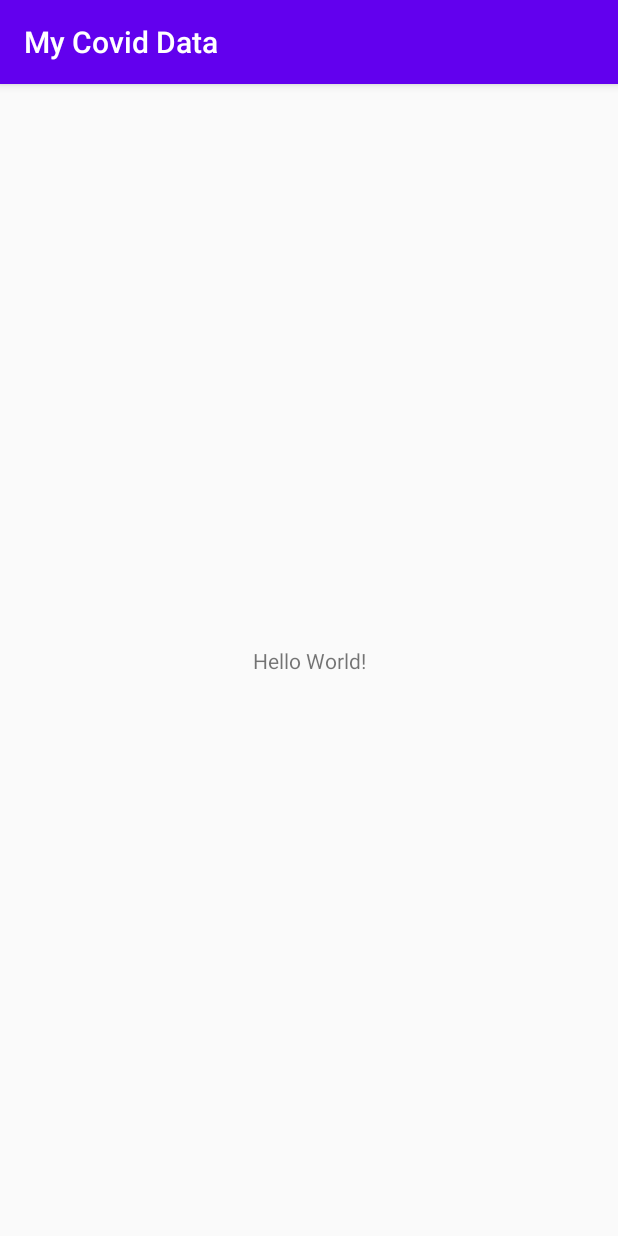
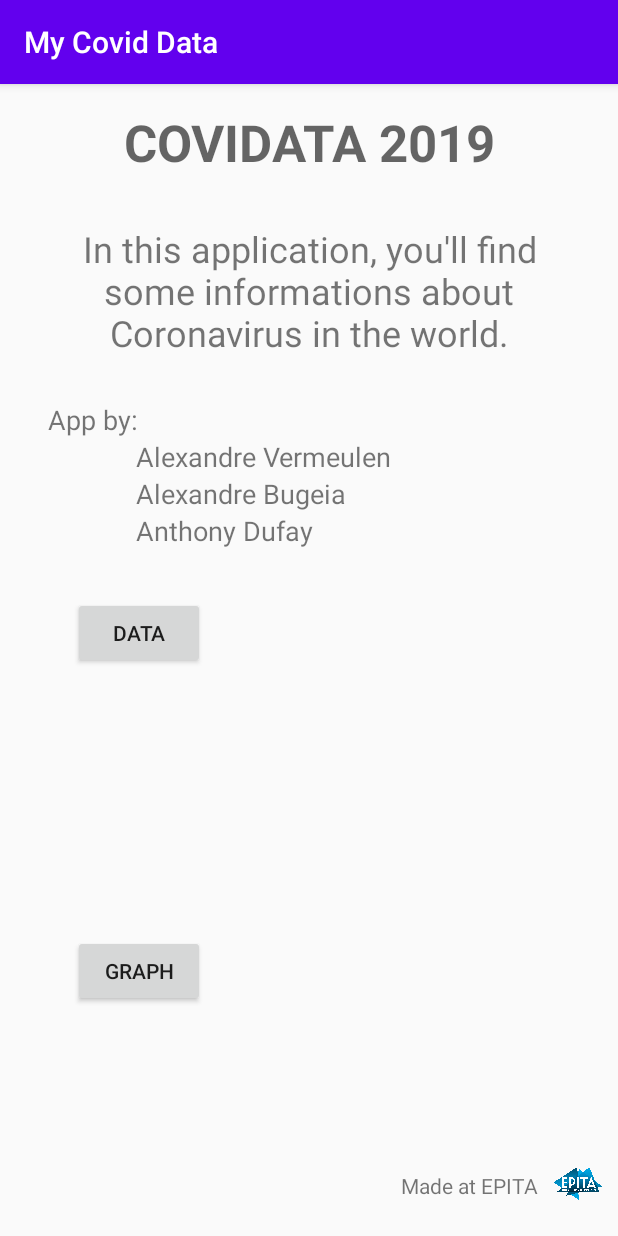
Before and after one commit to BugeBuge/ing1_p22_covidata2019, an Android app: the screen it shows after launch (MainActivity), on a phone screen of 412 x 824 dp. Run offline under Robolectric (Android 15) with nearby library versions, the phone set to English and light mode, and no system bars.

Commit message:
Menu page

```diff
--- a/MyCovidData/app/src/main/res/layout/activity_main.xml
+++ b/MyCovidData/app/src/main/res/layout/activity_main.xml
@@ -7,12 +7,126 @@
     tools:context=".MainActivity">
 
     <TextView
+        android:id="@+id/textView3"
         android:layout_width="wrap_content"
         android:layout_height="wrap_content"
-        android:text="Hello World!"
-        app:layout_constraintBottom_toBottomOf="parent"
+        android:layout_marginTop="16dp"
+        android:text="@string/covidata_2019"
+        android:textAppearance="@style/TextAppearance.AppCompat.Display1"
+        android:textStyle="bold"
         app:layout_constraintLeft_toLeftOf="parent"
         app:layout_constraintRight_toRightOf="parent"
         app:layout_constraintTop_toTopOf="parent" />
 
+    <TextView
+        android:id="@+id/Title"
+        android:layout_width="362dp"
+        android:layout_height="94dp"
+        android:layout_marginStart="32dp"
+        android:layout_marginTop="32dp"
+        android:layout_marginEnd="32dp"
+        android:text="In this application, you'll find some informations about Coronavirus in the world."
+        android:textAlignment="center"
+        android:textSize="24sp"
+        app:layout_constraintEnd_toEndOf="parent"
+        app:layout_constraintStart_toStartOf="parent"
+        app:layout_constraintTop_toBottomOf="@+id/textView3" />
+
+    <TextView
+        android:id="@+id/textView4"
+        android:layout_width="wrap_content"
+        android:layout_height="wrap_content"
+        android:layout_marginStart="32dp"
+        android:layout_marginTop="24dp"
+        android:text="App by:"
+        android:textSize="18sp"
+        app:layout_constraintStart_toStartOf="parent"
+        app:layout_constraintTop_toBottomOf="@+id/Title" />
+
+    <TextView
+        android:id="@+id/textView5"
+        android:layout_width="wrap_content"
+        android:layout_height="wrap_content"
+        android:text="Alexandre Vermeulen"
+        android:textSize="18sp"
+        app:layout_constraintStart_toStartOf="@+id/guideline2"
+        app:layout_constraintTop_toBottomOf="@+id/textView4" />
+
+    <androidx.constraintlayout.widget.Guideline
+        android:id="@+id/guideline"
+        android:layout_width="wrap_content"
+        android:layout_height="wrap_content"
+        android:orientation="horizontal"
+        app:layout_constraintGuide_begin="20dp" />
+
+    <androidx.constraintlayout.widget.Guideline
+        android:id="@+id/guideline2"
+        android:layout_width="wrap_content"
+        android:layout_height="wrap_content"
+        android:orientation="vertical"
+        app:layout_constraintGuide_begin="91dp" />
+
+    <TextView
+        android:id="@+id/textView6"
+        android:layout_width="wrap_content"
+        android:layout_height="wrap_content"
+        android:text="Alexandre Bugeia"
+        android:textSize="18sp"
+        app:layout_constraintStart_toStartOf="@+id/guideline2"
+        app:layout_constraintTop_toBottomOf="@+id/textView5" />
+
+    <TextView
+        android:id="@+id/textView7"
+        android:layout_width="wrap_content"
+        android:layout_height="wrap_content"
+        android:text="Anthony Dufay"
+        android:textSize="18sp"
+        app:layout_constraintStart_toStartOf="@+id/guideline2"
+        app:layout_constraintTop_toBottomOf="@+id/textView6" />
+
+    <Button
+        android:id="@+id/button_data"
+        android:layout_width="wrap_content"
+        android:layout_height="wrap_content"
+        android:layout_marginTop="32dp"
+        android:text="Data"
+        app:layout_constraintStart_toStartOf="@+id/guideline3"
+        app:layout_constraintTop_toBottomOf="@+id/textView7" />
+
+    <androidx.constraintlayout.widget.Guideline
+        android:id="@+id/guideline3"
+        android:layout_width="wrap_content"
+        android:layout_height="wrap_content"
+        android:orientation="vertical"
+        app:layout_constraintGuide_begin="49dp" />
+
+    <TextView
+        android:id="@+id/Made"
+        android:layout_width="wrap_content"
+        android:layout_height="wrap_content"
+        android:layout_marginBottom="24dp"
+        android:text="Made at EPITA"
+        android:textSize="14sp"
+        app:layout_constraintBottom_toBottomOf="parent"
+        app:layout_constraintEnd_toStartOf="@+id/imageView" />
+
+    <Button
+        android:id="@+id/button_Graph"
+        android:layout_width="wrap_content"
+        android:layout_height="wrap_content"
+        android:layout_marginTop="24dp"
+        android:text="Graph"
+        app:layout_constraintBottom_toBottomOf="parent"
+        app:layout_constraintStart_toStartOf="@+id/guideline3"
+        app:layout_constraintTop_toBottomOf="@+id/button_data" />
+
+    <ImageView
+        android:id="@+id/imageView"
+        android:layout_width="53dp"
+        android:layout_height="22dp"
+        android:layout_marginBottom="24dp"
+        app:layout_constraintBottom_toBottomOf="parent"
+        app:layout_constraintEnd_toEndOf="parent"
+        app:srcCompat="@drawable/logoepita" />
+
 </androidx.constraintlayout.widget.ConstraintLayout>
--- a/MyCovidData/app/src/main/res/values/strings.xml
+++ b/MyCovidData/app/src/main/res/values/strings.xml
@@ -1,3 +1,4 @@
 <resources>
     <string name="app_name">My Covid Data</string>
+    <string name="covidata_2019">COVIDATA 2019</string>
 </resources>
```
Also changed, not shown: MyCovidData/app/src/main/res/drawable/logoepita.png (added).
